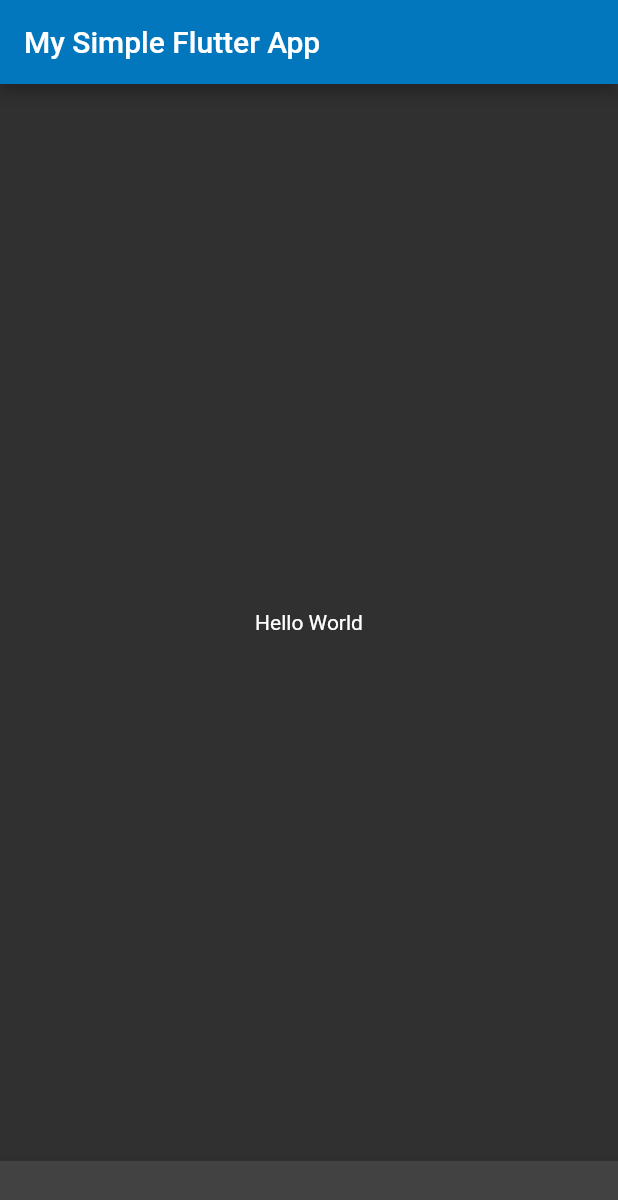
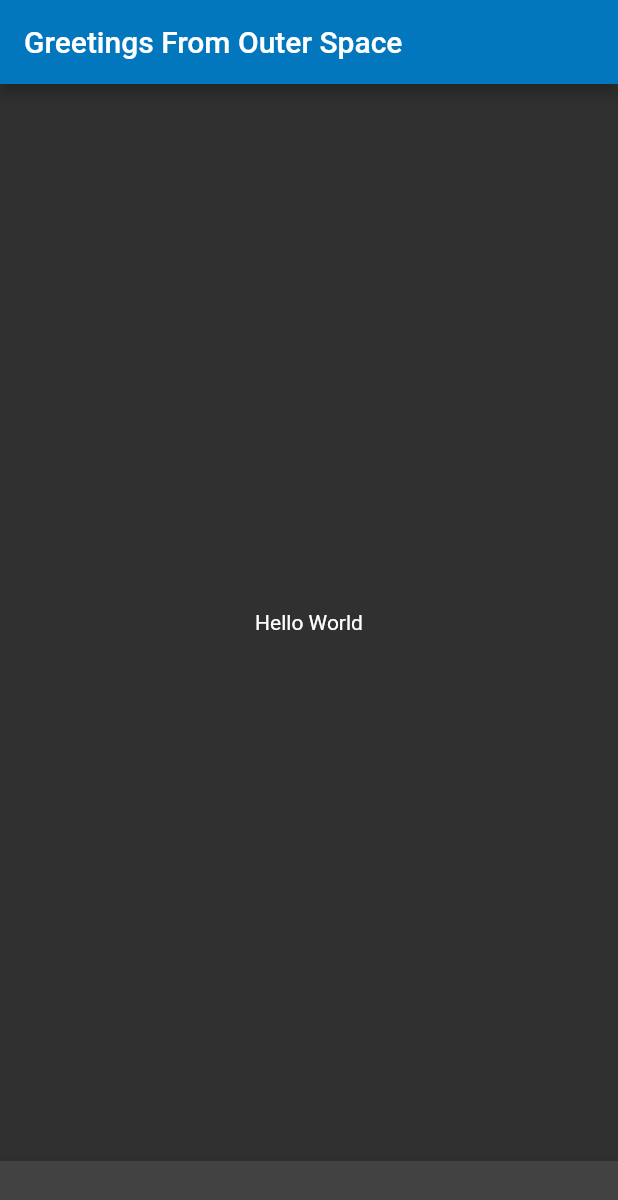
Before and after one commit to aysha-williams-develop/my_simple_flutter_app, a Flutter app: the screen it shows after launch, on a phone screen of 412 x 824 dp. Shown: the top 1200 px of the screen. Run offline on Flutter 3.47's test engine with Material 2 defaults, Android fonts, the phone set to English and light mode, and no system bars.

Commit message:
Update App Bar Title
- The app bar title was updated to match the function of the app.

```diff
--- a/lib/main.dart
+++ b/lib/main.dart
@@ -13,7 +13,7 @@ class MyApp extends StatelessWidget {
       ),
       home: Scaffold(
         appBar: AppBar(
-          title: Text('My Simple Flutter App'),
+          title: Text('Greetings From Outer Space'),
         ),
         body: Center(
           child: Text('Hello World'),
```
Also changed, not shown: 1 other file.
